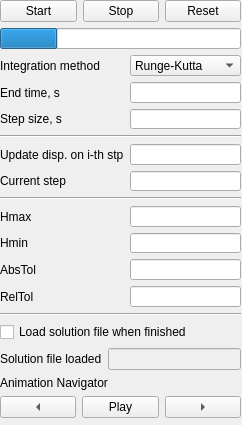
The window that simulation_control_widget/simulation_control_widget.ui (ladisk/DyS) describes before a commit, drawn with Qt 5.
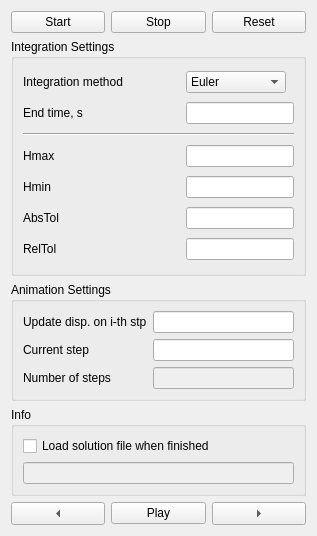
The same window after the commit.

Patch:
```diff
--- a/simulation_control_widget/simulation_control_widget.ui
+++ b/simulation_control_widget/simulation_control_widget.ui
@@ -2,197 +2,293 @@
 <ui version="4.0">
  <class>Form</class>
  <widget class="QWidget" name="Form">
-  <property name="windowModality">
-   <enum>Qt::NonModal</enum>
-  </property>
-  <property name="enabled">
-   <bool>true</bool>
-  </property>
   <property name="geometry">
    <rect>
     <x>0</x>
     <y>0</y>
-    <width>242</width>
-    <height>425</height>
+    <width>317</width>
+    <height>536</height>
    </rect>
   </property>
   <property name="sizePolicy">
-   <sizepolicy hsizetype="Fixed" vsizetype="Minimum">
+   <sizepolicy hsizetype="Preferred" vsizetype="MinimumExpanding">
     <horstretch>0</horstretch>
     <verstretch>0</verstretch>
    </sizepolicy>
   </property>
   <property name="minimumSize">
    <size>
-    <width>242</width>
-    <height>425</height>
+    <width>317</width>
+    <height>536</height>
    </size>
   </property>
   <property name="maximumSize">
    <size>
-    <width>242</width>
-    <height>425</height>
+    <width>317</width>
+    <height>536</height>
    </size>
   </property>
   <property name="windowTitle">
    <string notr="true">Simulation Control</string>
   </property>
-  <property name="locale">
-   <locale language="English" country="UnitedStates"/>
-  </property>
-  <widget class="QWidget" name="layoutWidget">
-   <property name="geometry">
-    <rect>
-     <x>0</x>
-     <y>0</y>
-     <width>241</width>
-     <height>418</height>
-    </rect>
-   </property>
-   <layout class="QVBoxLayout" name="verticalLayout_2">
-    <item>
-     <layout class="QHBoxLayout" name="horizontalLayout">
-      <item>
-       <widget class="QPushButton" name="simulationStartButton">
-        <property name="text">
-         <string>Start</string>
+  <layout class="QGridLayout" name="gridLayout_2">
+   <item row="2" column="0">
+    <widget class="QGroupBox" name="animationSettings">
+     <property name="title">
+      <string>Animation Settings</string>
+     </property>
+     <layout class="QGridLayout" name="gridLayout_3">
+      <item row="1" column="1">
+       <widget class="QLineEdit" name="currentStep">
+        <property name="enabled">
+         <bool>true</bool>
         </property>
-       </widget>
-      </item>
-      <item>
-       <widget class="QPushButton" name="simulationStopButton">
-        <property name="sizePolicy">
-         <sizepolicy hsizetype="Fixed" vsizetype="Fixed">
-          <horstretch>0</horstretch>
-          <verstretch>0</verstretch>
-         </sizepolicy>
-        </property>
-        <property name="text">
-         <string>Stop</string>
-        </property>
-       </widget>
-      </item>
-      <item>
-       <widget class="QPushButton" name="simulationResetButton">
-        <property name="text">
-         <string>Reset</string>
-        </property>
-       </widget>
-      </item>
-     </layout>
-    </item>
-    <item>
-     <layout class="QGridLayout" name="gridLayout">
-      <item row="2" column="0">
-       <widget class="QLabel" name="endTimeLabel">
-        <property name="text">
-         <string>End time, s</string>
-        </property>
-       </widget>
-      </item>
-      <item row="3" column="0">
-       <widget class="QLabel" name="stepSizeLabel">
-        <property name="text">
-         <string>Step size, s </string>
-        </property>
-       </widget>
-      </item>
-      <item row="3" column="1">
-       <widget class="QLineEdit" name="stepSize">
         <property name="inputMethodHints">
          <set>Qt::ImhDigitsOnly|Qt::ImhPreferNumbers</set>
         </property>
        </widget>
       </item>
-      <item row="2" column="1">
-       <widget class="QLineEdit" name="endTime">
-        <property name="inputMethodHints">
-         <set>Qt::ImhDigitsOnly|Qt::ImhPreferNumbers</set>
-        </property>
-       </widget>
-      </item>
-      <item row="5" column="0">
-       <widget class="QLabel" name="updateDisplayStepLabel">
-        <property name="text">
-         <string>Update disp. on i-th stp</string>
-        </property>
-       </widget>
-      </item>
-      <item row="5" column="1">
+      <item row="0" column="1">
        <widget class="QLineEdit" name="updateDisplayStep">
         <property name="inputMethodHints">
          <set>Qt::ImhDigitsOnly|Qt::ImhPreferNumbers</set>
         </property>
        </widget>
       </item>
-      <item row="6" column="0">
+      <item row="1" column="0">
        <widget class="QLabel" name="currentStepLabel">
         <property name="text">
          <string>Current step </string>
         </property>
        </widget>
       </item>
-      <item row="8" column="0">
-       <widget class="QLabel" name="HmaxLabel">
+      <item row="0" column="0">
+       <widget class="QLabel" name="updateDisplayStepLabel">
         <property name="text">
-         <string>Hmax</string>
+         <string>Update disp. on i-th stp</string>
         </property>
        </widget>
       </item>
-      <item row="4" column="0" colspan="2">
-       <widget class="Line" name="line_3">
-        <property name="orientation">
-         <enum>Qt::Horizontal</enum>
+      <item row="2" column="0">
+       <widget class="QLabel" name="numberOfSteps_label">
+        <property name="text">
+         <string>Number of steps</string>
         </property>
        </widget>
       </item>
-      <item row="11" column="0">
+      <item row="2" column="1">
+       <widget class="QLineEdit" name="numberOfSteps">
+        <property name="enabled">
+         <bool>false</bool>
+        </property>
+        <property name="inputMethodHints">
+         <set>Qt::ImhDigitsOnly|Qt::ImhPreferNumbers</set>
+        </property>
+       </widget>
+      </item>
+     </layout>
+    </widget>
+   </item>
+   <item row="4" column="0">
+    <layout class="QHBoxLayout" name="animationControl">
+     <item>
+      <widget class="QToolButton" name="backwardButton">
+       <property name="sizePolicy">
+        <sizepolicy hsizetype="Expanding" vsizetype="Fixed">
+         <horstretch>0</horstretch>
+         <verstretch>0</verstretch>
+        </sizepolicy>
+       </property>
+       <property name="accessibleName">
+        <string/>
+       </property>
+       <property name="text">
+        <string/>
+       </property>
+       <property name="arrowType">
+        <enum>Qt::LeftArrow</enum>
+       </property>
+      </widget>
+     </item>
+     <item>
+      <widget class="QPushButton" name="playButton">
+       <property name="sizePolicy">
+        <sizepolicy hsizetype="Expanding" vsizetype="Fixed">
+         <horstretch>0</horstretch>
+         <verstretch>0</verstretch>
+        </sizepolicy>
+       </property>
+       <property name="text">
+        <string>Play</string>
+       </property>
+      </widget>
+     </item>
+     <item>
+      <widget class="QToolButton" name="forwardButton">
+       <property name="sizePolicy">
+        <sizepolicy hsizetype="Expanding" vsizetype="Fixed">
+         <horstretch>0</horstretch>
+         <verstretch>0</verstretch>
+        </sizepolicy>
+       </property>
+       <property name="text">
+        <string/>
+       </property>
+       <property name="arrowType">
+        <enum>Qt::RightArrow</enum>
+       </property>
+      </widget>
+     </item>
+    </layout>
+   </item>
+   <item row="3" column="0">
+    <widget class="QGroupBox" name="info">
+     <property name="title">
+      <string>Info</string>
+     </property>
+     <layout class="QGridLayout" name="gridLayout_4">
+      <item row="1" column="0">
+       <widget class="QLineEdit" name="solutionFileLoaded_display">
+        <property name="enabled">
+         <bool>false</bool>
+        </property>
+       </widget>
+      </item>
+      <item row="0" column="0">
+       <widget class="QCheckBox" name="loadSolutionFileStatus">
+        <property name="text">
+         <string>Load solution file when finished</string>
+        </property>
+       </widget>
+      </item>
+     </layout>
+    </widget>
+   </item>
+   <item row="0" column="0">
+    <layout class="QHBoxLayout" name="horizontalLayout">
+     <item>
+      <widget class="QPushButton" name="simulationStartButton">
+       <property name="sizePolicy">
+        <sizepolicy hsizetype="Expanding" vsizetype="Fixed">
+         <horstretch>0</horstretch>
+         <verstretch>0</verstretch>
+        </sizepolicy>
+       </property>
+       <property name="text">
+        <string>Start</string>
+       </property>
+      </widget>
+     </item>
+     <item>
+      <widget class="QPushButton" name="simulationStopButton">
+       <property name="sizePolicy">
+        <sizepolicy hsizetype="Expanding" vsizetype="Fixed">
+         <horstretch>0</horstretch>
+         <verstretch>0</verstretch>
+        </sizepolicy>
+       </property>
+       <property name="text">
+        <string>Stop</string>
+       </property>
+      </widget>
+     </item>
+     <item>
+      <widget class="QPushButton" name="simulationResetButton">
+       <property name="sizePolicy">
+        <sizepolicy hsizetype="Expanding" vsizetype="Fixed">
+         <horstretch>0</horstretch>
+         <verstretch>0</verstretch>
+        </sizepolicy>
+       </property>
+       <property name="text">
+        <string>Reset</string>
+       </property>
+      </widget>
+     </item>
+    </layout>
+   </item>
+   <item row="1" column="0">
+    <widget class="QGroupBox" name="integrationSettings">
+     <property name="sizePolicy">
+      <sizepolicy hsizetype="Expanding" vsizetype="Expanding">
+       <horstretch>0</horstretch>
+       <verstretch>0</verstretch>
+      </sizepolicy>
+     </property>
+     <property name="title">
+      <string>Integration Settings</string>
+     </property>
+     <layout class="QGridLayout" name="gridLayout">
+      <item row="4" column="4">
+       <widget class="QLineEdit" name="Hmin">
+        <property name="enabled">
+         <bool>true</bool>
+        </property>
+        <property name="inputMethodHints">
+         <set>Qt::ImhDigitsOnly|Qt::ImhPreferNumbers</set>
+        </property>
+       </widget>
+      </item>
+      <item row="3" column="4">
+       <widget class="QLineEdit" name="Hmax">
+        <property name="enabled">
+         <bool>true</bool>
+        </property>
+        <property name="inputMethodHints">
+         <set>Qt::ImhDigitsOnly|Qt::ImhPreferNumbers</set>
+        </property>
+       </widget>
+      </item>
+      <item row="5" column="4">
+       <widget class="QLineEdit" name="absTol">
+        <property name="enabled">
+         <bool>true</bool>
+        </property>
+        <property name="inputMethodHints">
+         <set>Qt::ImhDigitsOnly|Qt::ImhPreferNumbers</set>
+        </property>
+       </widget>
+      </item>
+      <item row="6" column="2">
        <widget class="QLabel" name="relTolLabel">
         <property name="text">
          <string>RelTol</string>
         </property>
        </widget>
       </item>
-      <item row="6" column="1">
-       <widget class="QLineEdit" name="currentStep">
-        <property name="enabled">
-         <bool>true</bool>
-        </property>
-        <property name="inputMethodHints">
-         <set>Qt::ImhDigitsOnly|Qt::ImhPreferNumbers</set>
-        </property>
-       </widget>
-      </item>
-      <item row="7" column="0" colspan="2">
-       <widget class="Line" name="line_4">
-        <property name="orientation">
-         <enum>Qt::Horizontal</enum>
-        </property>
-       </widget>
-      </item>
-      <item row="9" column="0">
-       <widget class="QLabel" name="HminLabel">
-        <property name="text">
-         <string>Hmin</string>
-        </property>
-       </widget>
-      </item>
-      <item row="10" column="0">
-       <widget class="QLabel" name="absTolLabel">
-        <property name="text">
-         <string>AbsTol</string>
-        </property>
-       </widget>
-      </item>
-      <item row="1" column="0">
+      <item row="0" column="2">
        <widget class="QLabel" name="endTimeLabel_3">
         <property name="text">
          <string>Integration method</string>
         </property>
        </widget>
       </item>
-      <item row="1" column="1">
+      <item row="1" column="2">
+       <widget class="QLabel" name="endTimeLabel">
+        <property name="text">
+         <string>End time, s</string>
+        </property>
+       </widget>
+      </item>
+      <item row="0" column="4">
        <widget class="QComboBox" name="integrationMethodComboBox">
+        <property name="sizePolicy">
+         <sizepolicy hsizetype="Fixed" vsizetype="Fixed">
+          <horstretch>0</horstretch>
+          <verstretch>0</verstretch>
+         </sizepolicy>
+        </property>
+        <property name="minimumSize">
+         <size>
+          <width>100</width>
+          <height>0</height>
+         </size>
+        </property>
+        <item>
+         <property name="text">
+          <string>Euler</string>
+         </property>
+        </item>
         <item>
          <property name="text">
           <string>Runge-Kutta</string>
@@ -200,27 +296,24 @@
         </item>
        </widget>
       </item>
-      <item row="9" column="1">
-       <widget class="QLineEdit" name="Hmin">
-        <property name="enabled">
-         <bool>true</bool>
-        </property>
+      <item row="1" column="4">
+       <widget class="QLineEdit" name="endTime">
         <property name="inputMethodHints">
          <set>Qt::ImhDigitsOnly|Qt::ImhPreferNumbers</set>
         </property>
        </widget>
       </item>
-      <item row="8" column="1">
-       <widget class="QLineEdit" name="Hmax">
-        <property name="enabled">
-         <bool>true</bool>
+      <item row="2" column="2" colspan="3">
+       <widget class="Line" name="line_3">
+        <property name="orientation">
+         <enum>Qt::Horizontal</enum>
         </property>
         <property name="inputMethodHints">
          <set>Qt::ImhDigitsOnly|Qt::ImhPreferNumbers</set>
         </property>
        </widget>
       </item>
-      <item row="11" column="1">
+      <item row="6" column="4">
        <widget class="QLineEdit" name="relTol">
         <property name="enabled">
          <bool>true</bool>
@@ -230,148 +323,44 @@
         </property>
        </widget>
       </item>
-      <item row="10" column="1">
-       <widget class="QLineEdit" name="absTol">
-        <property name="enabled">
-         <bool>true</bool>
+      <item row="4" column="2">
+       <widget class="QLabel" name="HminLabel">
+        <property name="text">
+         <string>Hmin</string>
         </property>
-        <property name="inputMethodHints">
-         <set>Qt::ImhDigitsOnly|Qt::ImhPreferNumbers</set>
+       </widget>
+      </item>
+      <item row="5" column="2">
+       <widget class="QLabel" name="absTolLabel">
+        <property name="text">
+         <string>AbsTol</string>
         </property>
        </widget>
       </item>
-      <item row="12" column="0" colspan="2">
-       <widget class="Line" name="line_5">
+      <item row="3" column="2">
+       <widget class="QLabel" name="HmaxLabel">
+        <property name="text">
+         <string>Hmax</string>
+        </property>
+       </widget>
+      </item>
+      <item row="0" column="3">
+       <spacer name="horizontalSpacer">
         <property name="orientation">
          <enum>Qt::Horizontal</enum>
         </property>
-       </widget>
-      </item>
-      <item row="0" column="0" colspan="2">
-       <widget class="QProgressBar" name="simulation_progressBar">
-        <property name="value">
-         <number>24</number>
-        </property>
-        <property name="textVisible">
-         <bool>false</bool>
-        </property>
-        <property name="format">
-         <string>%p%</string>
-        </property>
-       </widget>
-      </item>
-     </layout>
-    </item>
-    <item>
-     <layout class="QGridLayout" name="gridLayout_2">
-      <item row="4" column="1">
-       <widget class="QLineEdit" name="solutionFileLoaded_display">
-        <property name="enabled">
-         <bool>false</bool>
-        </property>
-       </widget>
-      </item>
-      <item row="4" column="0">
-       <widget class="QLabel" name="solutionFileLoaded_label">
-        <property name="text">
-         <string>Solution file loaded</string>
-        </property>
-       </widget>
-      </item>
-      <item row="0" column="0" colspan="2">
-       <widget class="QCheckBox" name="loadSolutionFileStatus">
-        <property name="text">
-         <string>Load solution file when finished</string>
-        </property>
-       </widget>
-      </item>
-     </layout>
-    </item>
-    <item>
-     <layout class="QGridLayout" name="gridLayout_3">
-      <item row="1" column="0">
-       <widget class="QToolButton" name="backwardButton">
-        <property name="enabled">
-         <bool>true</bool>
-        </property>
-        <property name="sizePolicy">
-         <sizepolicy hsizetype="MinimumExpanding" vsizetype="Fixed">
-          <horstretch>0</horstretch>
-          <verstretch>1</verstretch>
-         </sizepolicy>
-        </property>
-        <property name="minimumSize">
+        <property name="sizeHint" stdset="0">
          <size>
           <width>40</width>
-          <height>22</height>
+          <height>20</height>
          </size>
         </property>
-        <property name="text">
-         <string>-t</string>
-        </property>
-        <property name="arrowType">
-         <enum>Qt::LeftArrow</enum>
-        </property>
-       </widget>
+       </spacer>
       </item>
-      <item row="1" column="2">
-       <widget class="QToolButton" name="forwardButton">
-        <property name="enabled">
-         <bool>true</bool>
-        </property>
-        <property name="sizePolicy">
-         <sizepolicy hsizetype="MinimumExpanding" vsizetype="Fixed">
-          <horstretch>0</horstretch>
-          <verstretch>0</verstretch>
-         </sizepolicy>
-        </property>
-        <property name="minimumSize">
-         <size>
-          <width>40</width>
-          <height>22</height>
-         </size>
-        </property>
-        <property name="text">
-         <string>+t</string>
-        </property>
-        <property name="arrowType">
-         <enum>Qt::RightArrow</enum>
-        </property>
-       </widget>
-      </item>
-      <item row="1" column="1">
-       <widget class="QToolButton" name="playButton">
-        <property name="enabled">
-         <bool>true</bool>
-        </property>
-        <property name="sizePolicy">
-         <sizepolicy hsizetype="MinimumExpanding" vsizetype="Minimum">
-          <horstretch>0</horstretch>
-          <verstretch>1</verstretch>
-         </sizepolicy>
-        </property>
-        <property name="minimumSize">
-         <size>
-          <width>0</width>
-          <height>22</height>
-         </size>
-        </property>
-        <property name="text">
-         <string>Play</string>
-        </property>
-       </widget>
-      </item>
-      <item row="0" column="0" colspan="3">
-       <widget class="QLabel" name="label">
-        <property name="text">
-         <string>Animation Navigator</string>
-        </property>
-       </widget>
-      </item>
      </layout>
-    </item>
-   </layout>
-  </widget>
+    </widget>
+   </item>
+  </layout>
  </widget>
  <resources/>
  <connections/>
```
Left out of the diff: 5 changed lines with no effect on the pictures.
